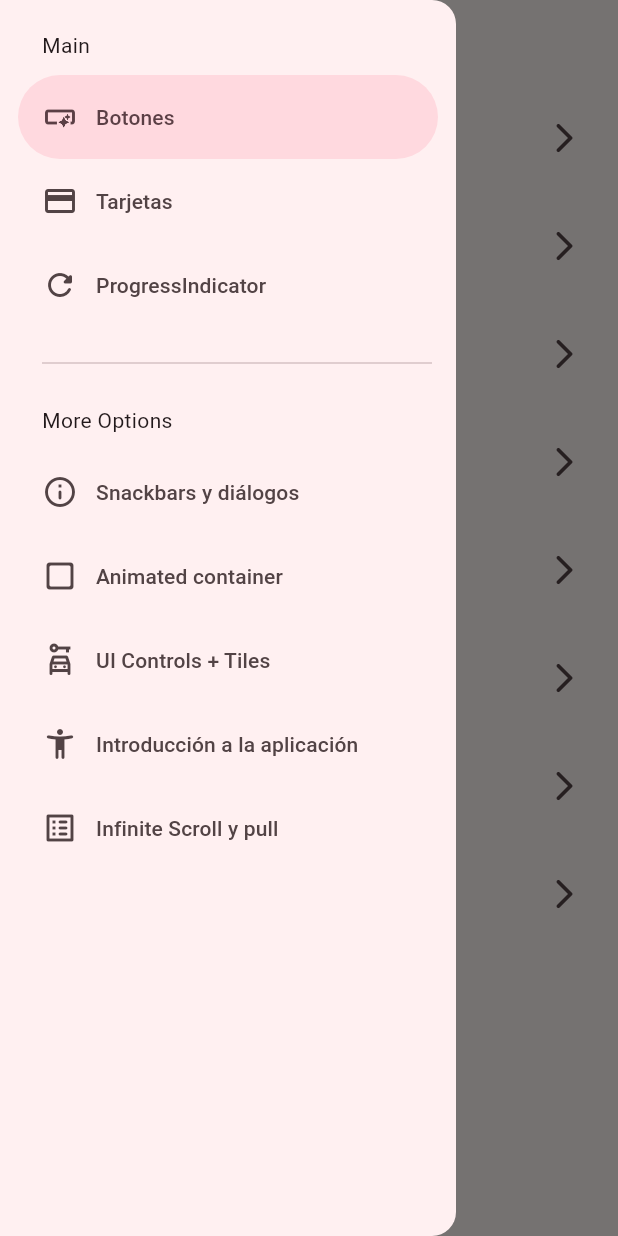
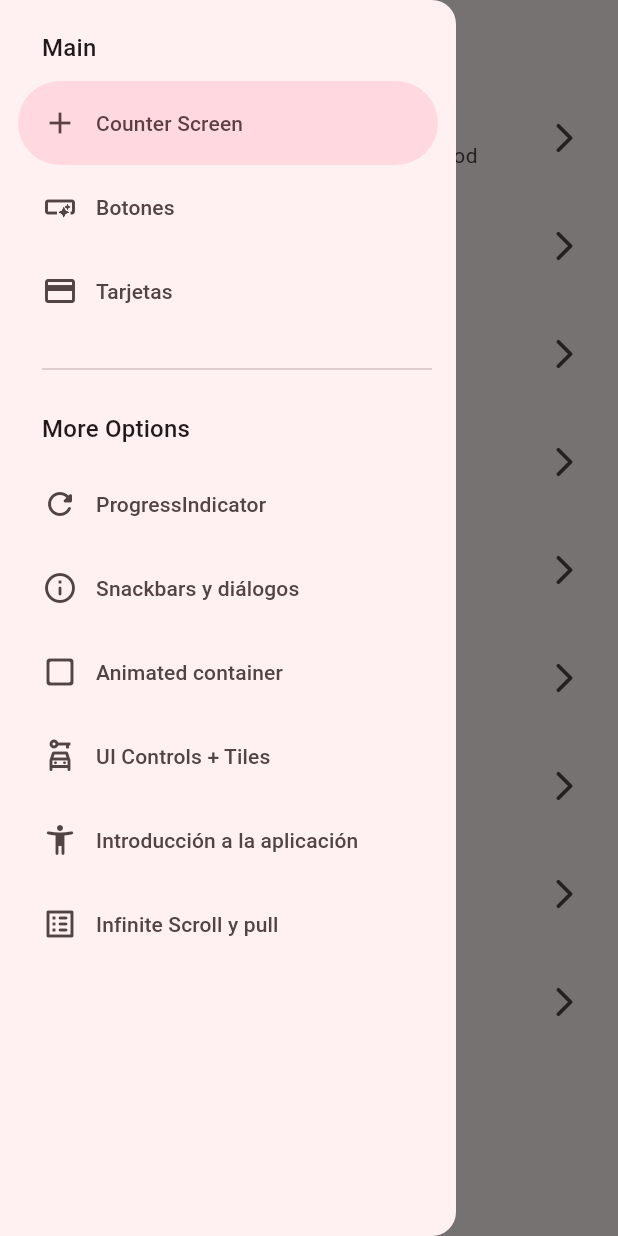
Before and after one commit to Angel453-jpg/widgets-app-flutter, a Flutter app: the screen it shows after launch, with the side drawer open, on a phone screen of 412 x 824 dp. Run offline on Flutter 3.47's test engine with Material 3 defaults, Android fonts, the phone set to English and light mode, and no system bars; our stand-ins replace animate_do, flutter_riverpod, go_router.

Commit message:
Finalización del contador con Riverpod

```diff
--- a/lib/config/menu/menu_items.dart
+++ b/lib/config/menu/menu_items.dart
@@ -15,6 +15,12 @@ class MenuItems {
 }
 
 const appMenuItems = <MenuItems>[
+  MenuItems(
+    title: 'Counter Screen',
+    subTitle: 'Contador con gestor de estado river_pod',
+    link: '/counter',
+    icon: Icons.add,
+  ),
   MenuItems(
     title: 'Botones',
     subTitle: 'Varios botones',
--- a/lib/config/router/app_router.dart
+++ b/lib/config/router/app_router.dart
@@ -48,6 +48,10 @@ final appRouter = GoRouter(
       path: '/infinite',
       name: InfiniteScrollScreen.name,
       builder: (context, state) => InfiniteScrollScreen(),
+    ),    GoRoute(
+      path: '/counter',
+      name: CounterScreen.name,
+      builder: (context, state) => CounterScreen(),
     ),
   ],
 );
--- a/lib/main.dart
+++ b/lib/main.dart
@@ -1,9 +1,10 @@
 import 'package:flutter/material.dart';
+import 'package:flutter_riverpod/flutter_riverpod.dart';
 import 'package:widgets_app/config/router/app_router.dart';
 import 'package:widgets_app/config/theme/app_theme.dart';
 
 void main() {
-  runApp(const MainApp());
+  runApp(ProviderScope(child: MainApp()));
 }
 
 class MainApp extends StatelessWidget {
--- /dev/null
+++ b/lib/presentation/providers/counter_provider.dart
@@ -0,0 +1,4 @@
+
+import 'package:flutter_riverpod/legacy.dart';
+
+final counterProvider = StateProvider((ref) => 5);
--- /dev/null
+++ b/lib/presentation/providers/theme_provider.dart
@@ -0,0 +1,3 @@
+import 'package:flutter_riverpod/legacy.dart';
+
+final isDarkModeProvider = StateProvider<bool>((ref) => false);
--- a/lib/presentation/screens/screens.dart
+++ b/lib/presentation/screens/screens.dart
@@ -1,3 +1,4 @@
+export 'package:widgets_app/presentation/screens/counter/counter_screen.dart';
 export 'package:widgets_app/presentation/screens/animated/animated_screen.dart';
 export 'package:widgets_app/presentation/screens/app_tutorial/app_tutorial_screen.dart';
 export 'package:widgets_app/presentation/screens/infinite_scroll/infinite_scroll_screen.dart';
--- a/lib/presentation/widgets/side_menu.dart
+++ b/lib/presentation/widgets/side_menu.dart
@@ -17,7 +17,10 @@ class _SideMenuState extends State<SideMenu> {
 
   @override
   Widget build(BuildContext context) {
-    final hasNotch = MediaQuery.of(context).viewPadding.top > 35;
+    final hasNotch = MediaQuery
+        .of(context)
+        .viewPadding
+        .top > 35;
 
     return NavigationDrawer(
       selectedIndex: drawerIndex,
@@ -33,32 +36,37 @@ class _SideMenuState extends State<SideMenu> {
       children: [
         Padding(
           padding: EdgeInsets.fromLTRB(28, hasNotch ? 0 : 20, 16, 10),
-          child: Text('Main'),
+          child: Text('Main', style: Theme
+              .of(context)
+              .textTheme
+              .titleMedium,),
         ),
         ...appMenuItems
             .sublist(0, 3)
             .map(
-              (item) => NavigationDrawerDestination(
+              (item) =>
+              NavigationDrawerDestination(
                 icon: Icon(item.icon),
                 label: Text(item.title),
               ),
-            ),
+        ),
         const Padding(
           padding: EdgeInsets.fromLTRB(28, 16, 16, 10),
           child: Divider(),
         ),
-        const Padding(
+        Padding(
           padding: EdgeInsets.fromLTRB(28, 10, 16, 10),
-          child: Text('More Options'),
+          child: Text('More Options', style: Theme.of(context).textTheme.titleMedium),
         ),
         ...appMenuItems
             .sublist(3)
             .map(
-              (item) => NavigationDrawerDestination(
+              (item) =>
+              NavigationDrawerDestination(
                 icon: Icon(item.icon),
                 label: Text(item.title),
               ),
-            ),
+        ),
       ],
     );
   }
--- a/pubspec.yaml
+++ b/pubspec.yaml
@@ -10,6 +10,7 @@ dependencies:
   animate_do: ^4.2.0
   flutter:
     sdk: flutter
+  flutter_riverpod: ^3.1.0
   go_router: ^17.0.1
 
 dev_dependencies:
```
Also changed, not shown: lib/presentation/screens/counter/counter_screen.dart (added, +50 -0 lines), pubspec.lock.
